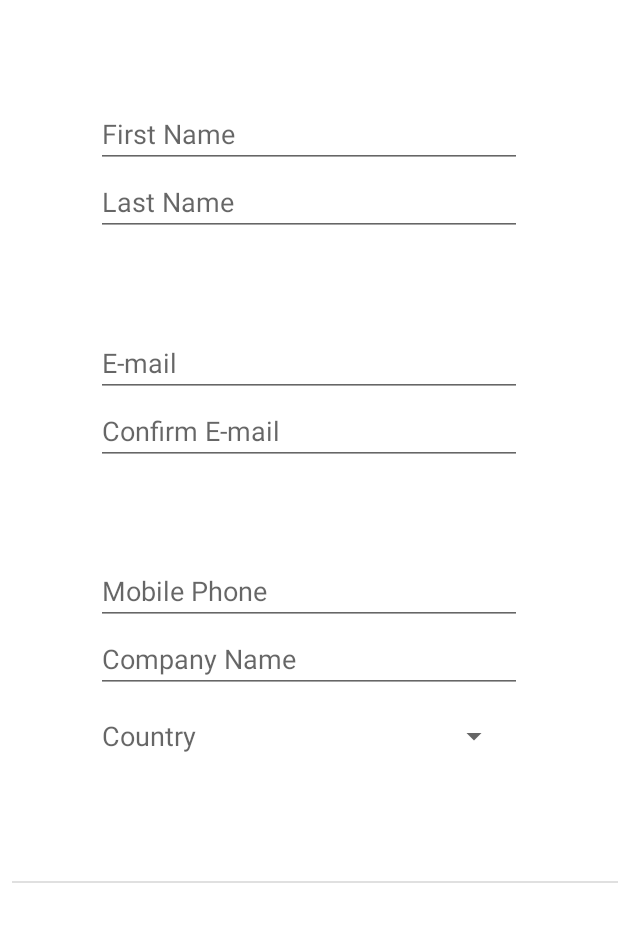
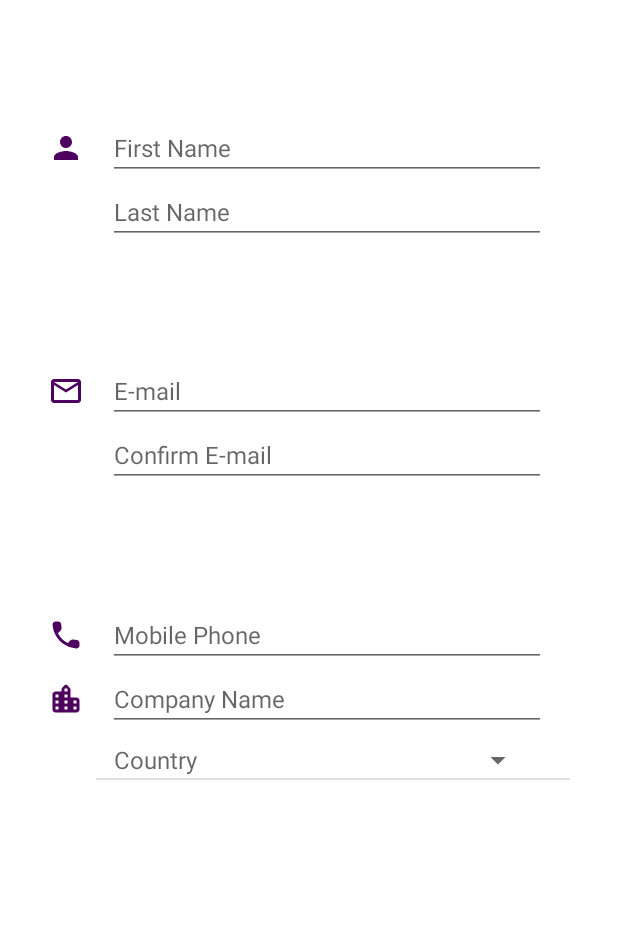
Before and after one commit to milenaasic/Ssessments, an Android app: the RegistrationFragment1 screen opened through its navigation route, on a phone screen of 412 x 824 dp, the part 108-1050 px from its top. Run offline under Robolectric (Android 15) with nearby library versions, the phone set to English and light mode, and no system bars; our stand-ins replace Room's generated code, data binding.

Commit message:
12.8. login and register gotov

```diff
--- a/app/src/main/java/com/ssessments/registration/RegistrationFragment.kt
+++ /dev/null
@@ -1,32 +0,0 @@
-package com.ssessments.registration
-
-
-import android.os.Bundle
-import androidx.fragment.app.Fragment
-import android.view.LayoutInflater
-import android.view.View
-import android.view.ViewGroup
-
-import com.ssessments.R
-
-// TODO: Rename parameter arguments, choose names that match
-// the fragment initialization parameters, e.g. ARG_ITEM_NUMBER
-private const val ARG_PARAM1 = "param1"
-private const val ARG_PARAM2 = "param2"
-
-/**
- * A simple [Fragment] subclass.
- *
- */
-class RegistrationFragment : Fragment() {
-
-    override fun onCreateView(
-        inflater: LayoutInflater, container: ViewGroup?,
-        savedInstanceState: Bundle?
-    ): View? {
-        // Inflate the layout for this fragment
-        return inflater.inflate(R.layout.fragment_registration, container, false)
-    }
-
-
-}
--- /dev/null
+++ b/app/src/main/res/drawable/ic_baseline_person_24px.xml
@@ -0,0 +1,9 @@
+<vector xmlns:android="http://schemas.android.com/apk/res/android"
+    android:width="24dp"
+    android:height="24dp"
+    android:viewportWidth="24"
+    android:viewportHeight="24">
+  <path
+      android:fillColor="#FF000000"
+      android:pathData="M12,12c2.21,0 4,-1.79 4,-4s-1.79,-4 -4,-4 -4,1.79 -4,4 1.79,4 4,4zM12,14c-2.67,0 -8,1.34 -8,4v2h16v-2c0,-2.66 -5.33,-4 -8,-4z"/>
+</vector>
--- /dev/null
+++ b/app/src/main/res/drawable/ic_outline_email_24px.xml
@@ -0,0 +1,9 @@
+<vector xmlns:android="http://schemas.android.com/apk/res/android"
+    android:width="24dp"
+    android:height="24dp"
+    android:viewportWidth="24"
+    android:viewportHeight="24">
+  <path
+      android:fillColor="#FF000000"
+      android:pathData="M22,6c0,-1.1 -0.9,-2 -2,-2L4,4c-1.1,0 -2,0.9 -2,2v12c0,1.1 0.9,2 2,2h16c1.1,0 2,-0.9 2,-2L22,6zM20,6l-8,5 -8,-5h16zM20,18L4,18L4,8l8,5 8,-5v10z"/>
+</vector>
--- /dev/null
+++ b/app/src/main/res/drawable/ic_outline_lock_24px.xml
@@ -0,0 +1,9 @@
+<vector xmlns:android="http://schemas.android.com/apk/res/android"
+    android:width="24dp"
+    android:height="24dp"
+    android:viewportWidth="24"
+    android:viewportHeight="24">
+  <path
+      android:fillColor="#FF000000"
+      android:pathData="M18,8h-1L17,6c0,-2.76 -2.24,-5 -5,-5S7,3.24 7,6v2L6,8c-1.1,0 -2,0.9 -2,2v10c0,1.1 0.9,2 2,2h12c1.1,0 2,-0.9 2,-2L20,10c0,-1.1 -0.9,-2 -2,-2zM9,6c0,-1.66 1.34,-3 3,-3s3,1.34 3,3v2L9,8L9,6zM18,20L6,20L6,10h12v10zM12,17c1.1,0 2,-0.9 2,-2s-0.9,-2 -2,-2 -2,0.9 -2,2 0.9,2 2,2z"/>
+</vector>
--- /dev/null
+++ b/app/src/main/res/drawable/ic_round_location_city_24px.xml
@@ -0,0 +1,9 @@
+<vector xmlns:android="http://schemas.android.com/apk/res/android"
+    android:width="24dp"
+    android:height="24dp"
+    android:viewportWidth="24"
+    android:viewportHeight="24">
+  <path
+      android:fillColor="#FF000000"
+      android:pathData="M15,11L15,5.83c0,-0.53 -0.21,-1.04 -0.59,-1.41L12.7,2.71c-0.39,-0.39 -1.02,-0.39 -1.41,0l-1.7,1.7C9.21,4.79 9,5.3 9,5.83L9,7L5,7c-1.1,0 -2,0.9 -2,2v10c0,1.1 0.9,2 2,2h14c1.1,0 2,-0.9 2,-2v-6c0,-1.1 -0.9,-2 -2,-2h-4zM7,19L5,19v-2h2v2zM7,15L5,15v-2h2v2zM7,11L5,11L5,9h2v2zM13,19h-2v-2h2v2zM13,15h-2v-2h2v2zM13,11h-2L11,9h2v2zM13,7h-2L11,5h2v2zM19,19h-2v-2h2v2zM19,15h-2v-2h2v2z"/>
+</vector>
--- /dev/null
+++ b/app/src/main/res/drawable/ic_round_phone_24px.xml
@@ -0,0 +1,9 @@
+<vector xmlns:android="http://schemas.android.com/apk/res/android"
+    android:width="24dp"
+    android:height="24dp"
+    android:viewportWidth="24"
+    android:viewportHeight="24">
+  <path
+      android:fillColor="#FF000000"
+      android:pathData="M19.23,15.26l-2.54,-0.29c-0.61,-0.07 -1.21,0.14 -1.64,0.57l-1.84,1.84c-2.83,-1.44 -5.15,-3.75 -6.59,-6.59l1.85,-1.85c0.43,-0.43 0.64,-1.03 0.57,-1.64l-0.29,-2.52c-0.12,-1.01 -0.97,-1.77 -1.99,-1.77H5.03c-1.13,0 -2.07,0.94 -2,2.07 0.53,8.54 7.36,15.36 15.89,15.89 1.13,0.07 2.07,-0.87 2.07,-2v-1.73c0.01,-1.01 -0.75,-1.86 -1.76,-1.98z"/>
+</vector>
--- a/app/src/main/res/layout/fragment_registration1.xml
+++ b/app/src/main/res/layout/fragment_registration1.xml
@@ -14,18 +14,77 @@
             android:layout_height="?attr/actionBarSize"
             android:id="@+id/logoRegistration"
             app:layout_constraintTop_toTopOf="parent" app:layout_constraintEnd_toEndOf="parent"
-            app:layout_constraintStart_toStartOf="parent" app:layout_constraintHorizontal_bias="1.0"
-            android:layout_marginTop="16dp"/>
+            android:layout_marginTop="16dp" app:layout_constraintStart_toStartOf="parent"
+            android:layout_marginStart="8dp" android:layout_marginEnd="8dp"/>
+
+    <androidx.constraintlayout.widget.ConstraintLayout
+            android:id="@+id/layoutforname"
+            android:layout_width="match_parent"
+            android:layout_height="wrap_content"
+            android:layout_marginTop="24dp"
+            app:layout_constraintTop_toBottomOf="@+id/logoRegistration" app:layout_constraintEnd_toEndOf="parent"
+            app:layout_constraintStart_toStartOf="parent" android:layout_marginEnd="32dp"
+            android:layout_marginStart="32dp" app:layout_constraintHorizontal_bias="0.5"
+            app:layout_constraintBottom_toTopOf="@+id/layoutemail">
+
+        <EditText
+                android:layout_width="0dp"
+                android:layout_height="wrap_content"
+                android:inputType="textPersonName"
+                android:ems="10"
+                android:id="@+id/firstNameeditText"
+                android:hint="First Name"
+                app:layout_constraintTop_toTopOf="parent" android:layout_marginEnd="16dp"
+                app:layout_constraintEnd_toEndOf="parent"
+                app:layout_constraintStart_toEndOf="@+id/personimage" android:layout_marginStart="16dp"
+                android:textSize="16sp"/>
+
+
+        <EditText
+                android:layout_width="0dp"
+                android:layout_height="wrap_content"
+                android:inputType="textPersonName"
+                android:ems="10"
+                android:id="@+id/lastNameeditText"
+                android:hint="Last Name"
+                app:layout_constraintTop_toBottomOf="@+id/firstNameeditText" android:layout_marginEnd="16dp"
+                app:layout_constraintEnd_toEndOf="parent"
+                app:layout_constraintStart_toStartOf="@+id/firstNameeditText" android:textSize="16sp"/>
+        <ImageView
+                android:layout_width="wrap_content"
+                android:layout_height="wrap_content" app:srcCompat="@drawable/ic_baseline_person_24px"
+                android:id="@+id/personimage"
+                app:layout_constraintStart_toStartOf="parent"
+                android:tint="@color/colorPrimaryDark"
+                app:layout_constraintTop_toTopOf="@+id/firstNameeditText"
+                app:layout_constraintBottom_toTopOf="@+id/lastNameeditText"/>
+
+
+    </androidx.constraintlayout.widget.ConstraintLayout>
+
+
+    <androidx.constraintlayout.widget.ConstraintLayout
+            android:id="@+id/layoutemail"
+            android:layout_width="match_parent"
+            android:layout_height="wrap_content"
+            android:layout_marginStart="32dp"
+            android:layout_marginTop="24dp"
+            app:layout_constraintTop_toBottomOf="@+id/layoutforname"
+            app:layout_constraintEnd_toEndOf="parent"
+            android:layout_marginEnd="32dp" app:layout_constraintStart_toStartOf="parent"
+            app:layout_constraintHorizontal_bias="0.5" app:layout_constraintBottom_toTopOf="@+id/layoutphonecompany">
+
         <EditText
                 android:layout_width="0dp"
                 android:layout_height="wrap_content"
                 android:inputType="textEmailAddress"
                 android:ems="10"
                 android:id="@+id/emaileditText" android:hint="E-mail"
-            android:layout_marginTop="64dp" app:layout_constraintTop_toBottomOf="@+id/firstNameeditText"
-            app:layout_constraintEnd_toEndOf="@+id/lastNameeditText"
-            app:layout_constraintStart_toStartOf="@+id/lastNameeditText" app:layout_constraintHorizontal_bias="0.0"
-            app:layout_constraintBottom_toTopOf="@+id/mobilePhoneeditText"/>
+                app:layout_constraintEnd_toEndOf="parent"
+                app:layout_constraintTop_toTopOf="parent" android:layout_marginStart="16dp"
+                android:layout_marginEnd="16dp" android:textSize="16sp"
+                app:layout_constraintStart_toEndOf="@+id/emailimage"/>
+
         <EditText
                 android:layout_width="0dp"
                 android:layout_height="wrap_content"
@@ -33,9 +92,32 @@
                 android:ems="10"
                 android:id="@+id/confirmemaileditText"
                 android:hint="Confirm E-mail"
-            app:layout_constraintEnd_toEndOf="@+id/emaileditText"
-            app:layout_constraintStart_toStartOf="@+id/emaileditText" app:layout_constraintHorizontal_bias="0.5"
-            app:layout_constraintTop_toBottomOf="@+id/emaileditText"/>
+                app:layout_constraintTop_toBottomOf="@+id/emaileditText"
+                app:layout_constraintEnd_toEndOf="parent"
+                android:layout_marginEnd="16dp" android:textSize="16sp"
+                app:layout_constraintStart_toStartOf="@+id/emaileditText"/>
+        <ImageView
+                android:layout_width="wrap_content"
+                android:layout_height="wrap_content" app:srcCompat="@drawable/ic_outline_email_24px"
+                android:id="@+id/emailimage"
+                app:layout_constraintTop_toTopOf="@+id/emaileditText"
+                app:layout_constraintBottom_toTopOf="@+id/confirmemaileditText"
+                app:layout_constraintStart_toStartOf="parent" android:tint="@color/colorPrimaryDark"/>
+
+    </androidx.constraintlayout.widget.ConstraintLayout>
+
+    <androidx.constraintlayout.widget.ConstraintLayout android:layout_width="match_parent"
+                                                       android:layout_height="wrap_content"
+                                                       android:id="@+id/layoutphonecompany"
+                                                       android:layout_marginTop="24dp"
+                                                       app:layout_constraintTop_toBottomOf="@+id/layoutemail"
+                                                       app:layout_constraintEnd_toEndOf="parent"
+                                                       android:layout_marginEnd="32dp"
+                                                       app:layout_constraintStart_toStartOf="parent"
+                                                       android:layout_marginStart="32dp"
+                                                       app:layout_constraintHorizontal_bias="1.0"
+                                                       app:layout_constraintBottom_toTopOf="@+id/guideline9"
+                                                       android:layout_marginBottom="16dp">
         <EditText
                 android:layout_width="0dp"
                 android:layout_height="wrap_content"
@@ -43,34 +125,12 @@
                 android:ems="10"
                 android:id="@+id/mobilePhoneeditText"
                 android:hint="Mobile Phone"
-            android:layout_marginTop="64dp"
-            app:layout_constraintTop_toBottomOf="@+id/emaileditText"
-            app:layout_constraintEnd_toEndOf="@+id/confirmemaileditText"
-            app:layout_constraintStart_toStartOf="@+id/confirmemaileditText" app:layout_constraintHorizontal_bias="0.5"
-            android:layout_marginBottom="128dp" app:layout_constraintBottom_toTopOf="@+id/razdelnik"/>
-    <EditText
-            android:layout_width="0dp"
-            android:layout_height="wrap_content"
-            android:inputType="textPersonName"
-            android:ems="10"
-            android:id="@+id/firstNameeditText"
-            android:hint="First Name"
-            android:layout_marginTop="24dp"
-            app:layout_constraintTop_toBottomOf="@+id/logoRegistration"
-            android:layout_marginStart="64dp" app:layout_constraintStart_toStartOf="parent"
-            android:layout_marginEnd="64dp" app:layout_constraintEnd_toEndOf="parent"
-            app:layout_constraintHorizontal_bias="0.0" app:layout_constraintBottom_toTopOf="@+id/emaileditText"
-    />
-    <EditText
-            android:layout_width="0dp"
-            android:layout_height="wrap_content"
-            android:inputType="textPersonName"
-            android:ems="10"
-            android:id="@+id/lastNameeditText"
-            android:hint="Last Name"
-            app:layout_constraintEnd_toEndOf="@+id/firstNameeditText"
-            app:layout_constraintStart_toStartOf="@+id/firstNameeditText" app:layout_constraintHorizontal_bias="0.5"
-            app:layout_constraintTop_toBottomOf="@+id/firstNameeditText"/>
+                app:layout_constraintTop_toTopOf="parent" android:layout_marginEnd="16dp"
+                app:layout_constraintEnd_toEndOf="parent" android:layout_marginStart="16dp"
+                android:textSize="16sp" app:layout_constraintStart_toEndOf="@+id/imageView8"
+                app:layout_constraintHorizontal_bias="0.0"/>
+
+
         <EditText
                 android:layout_width="0dp"
                 android:layout_height="wrap_content"
@@ -78,26 +138,43 @@
                 android:ems="10"
                 android:id="@+id/compoanyNameeditText"
                 android:hint="Company Name"
-            app:layout_constraintEnd_toEndOf="@+id/mobilePhoneeditText"
-            app:layout_constraintStart_toStartOf="@+id/mobilePhoneeditText" app:layout_constraintHorizontal_bias="1.0"
-            app:layout_constraintTop_toBottomOf="@+id/mobilePhoneeditText"/>
+                app:layout_constraintTop_toBottomOf="@+id/mobilePhoneeditText" android:layout_marginEnd="16dp"
+                app:layout_constraintEnd_toEndOf="parent"
+                android:textSize="16sp"
+                app:layout_constraintStart_toStartOf="@+id/mobilePhoneeditText"/>
         <Spinner
                 android:layout_width="0dp"
                 android:layout_height="wrap_content" android:id="@+id/countryspinner"
-            app:layout_constraintStart_toEndOf="@+id/countryTitletextView" android:layout_marginStart="16dp"
-            app:layout_constraintEnd_toEndOf="@+id/compoanyNameeditText" android:layout_marginEnd="8dp"
+                app:layout_constraintStart_toEndOf="@+id/countryTitletextView"
+                android:layout_marginStart="24dp"
                 app:layout_constraintTop_toTopOf="@+id/countryTitletextView"
                 app:layout_constraintBottom_toBottomOf="@+id/countryTitletextView"
-            app:layout_constraintHorizontal_bias="0.0" app:layout_constraintVertical_bias="1.0"/>
+                app:layout_constraintEnd_toEndOf="@+id/compoanyNameeditText" android:layout_marginEnd="8dp"/>
         <TextView
                 android:text="Country"
                 android:layout_width="wrap_content"
                 android:layout_height="wrap_content"
                 android:id="@+id/countryTitletextView"
                 android:textAppearance="@style/TextAppearance.AppCompat.Medium" android:paddingStart="4dp"
-            android:layout_marginTop="16dp" app:layout_constraintTop_toBottomOf="@+id/compoanyNameeditText"
-            app:layout_constraintStart_toStartOf="@+id/compoanyNameeditText"
-    />
+                android:layout_marginTop="8dp"
+                app:layout_constraintTop_toBottomOf="@+id/compoanyNameeditText" android:textSize="16sp"
+                app:layout_constraintStart_toStartOf="@+id/compoanyNameeditText"/>
+        <ImageView
+                android:layout_width="wrap_content"
+                android:layout_height="wrap_content" app:srcCompat="@drawable/ic_round_phone_24px"
+                android:id="@+id/imageView8" app:layout_constraintStart_toStartOf="parent"
+                app:layout_constraintBottom_toBottomOf="@+id/mobilePhoneeditText"
+                android:tint="@color/colorPrimaryDark"
+                app:layout_constraintTop_toTopOf="@+id/mobilePhoneeditText"/>
+        <ImageView
+                android:layout_width="wrap_content"
+                android:layout_height="wrap_content" app:srcCompat="@drawable/ic_round_location_city_24px"
+                android:id="@+id/locationimage"
+                app:layout_constraintStart_toStartOf="parent"
+                app:layout_constraintBottom_toBottomOf="@+id/compoanyNameeditText"
+                app:layout_constraintTop_toTopOf="@+id/compoanyNameeditText" android:tint="@color/colorPrimaryDark"/>
+
+    </androidx.constraintlayout.widget.ConstraintLayout>
     <androidx.constraintlayout.widget.Guideline android:layout_width="wrap_content" android:layout_height="wrap_content"
                                                 android:id="@+id/guideline9"
                                                 android:orientation="horizontal"
@@ -106,19 +183,19 @@
             android:src="@color/lightGrey"
             android:layout_width="0dp"
             android:layout_height="1dp" android:id="@+id/razdelnik" app:layout_constraintEnd_toEndOf="parent"
-            app:layout_constraintStart_toStartOf="parent" android:layout_marginStart="8dp"
+            app:layout_constraintStart_toStartOf="parent" android:layout_marginStart="64dp"
             app:layout_constraintHorizontal_bias="0.0"
-            app:layout_constraintTop_toTopOf="@+id/guideline9"/>
+            app:layout_constraintTop_toBottomOf="@+id/layoutphonecompany" android:layout_marginEnd="32dp"/>
     <Button
             android:text="NEXT"
             android:layout_width="120dp"
             android:layout_height="wrap_content" android:id="@+id/nextbutton"
-            app:layout_constraintEnd_toEndOf="parent" android:layout_marginEnd="32dp"
-            app:layout_constraintTop_toBottomOf="@+id/razdelnik"
+            app:layout_constraintEnd_toEndOf="parent" android:layout_marginEnd="48dp"
             app:layout_constraintBottom_toBottomOf="parent"
             android:background="@drawable/oval_shape_purple_stroke"
             android:backgroundTint="@color/colorAccent"
-            app:layout_constraintVertical_bias="0.409"/>
+            android:layout_marginTop="8dp" app:layout_constraintTop_toTopOf="@+id/guideline9"
+            android:layout_marginBottom="8dp" android:textAppearance="@android:style/TextAppearance.Material.Button"/>
 
 </androidx.constraintlayout.widget.ConstraintLayout>
 
--- a/app/src/main/res/layout/fragment_registration2.xml
+++ b/app/src/main/res/layout/fragment_registration2.xml
@@ -22,20 +22,22 @@
             android:ems="10"
             android:id="@+id/chooseUsernameeditText"
             android:layout_marginTop="80dp"
-            app:layout_constraintTop_toBottomOf="@+id/logoRegistration" android:layout_marginStart="64dp"
-            app:layout_constraintStart_toStartOf="parent" android:hint="Username"
-            android:layout_marginEnd="64dp"
-            app:layout_constraintEnd_toEndOf="parent" app:layout_constraintHorizontal_bias="0.5"/>
+            app:layout_constraintTop_toBottomOf="@+id/logoRegistration"
+            android:hint="Choose Username"
+            android:layout_marginEnd="48dp"
+            app:layout_constraintEnd_toEndOf="parent"
+            android:textSize="16sp" app:layout_constraintStart_toEndOf="@+id/usernameiamgeview"
+            android:layout_marginStart="16dp"/>
     <EditText
             android:layout_width="0dp"
             android:layout_height="wrap_content"
             android:inputType="textPassword"
             android:ems="10"
-            android:id="@+id/passwordeditText" android:hint="Password" android:singleLine="true"
+            android:id="@+id/passwordeditText" android:hint="Choose Password" android:singleLine="true"
             android:layout_marginTop="24dp"
             app:layout_constraintTop_toBottomOf="@+id/chooseUsernameeditText"
             app:layout_constraintStart_toStartOf="@+id/chooseUsernameeditText"
-            app:layout_constraintEnd_toEndOf="@+id/chooseUsernameeditText"/>
+            app:layout_constraintEnd_toEndOf="@+id/chooseUsernameeditText" android:textSize="16sp"/>
     <EditText
             android:layout_width="0dp"
             android:layout_height="wrap_content"
@@ -46,7 +48,7 @@
             app:layout_constraintTop_toBottomOf="@+id/passwordeditText"
             app:layout_constraintEnd_toEndOf="@+id/passwordeditText"
             app:layout_constraintStart_toStartOf="@+id/passwordeditText" app:layout_constraintHorizontal_bias="0.5"
-    />
+            android:textSize="16sp"/>
 
     <ImageView
             android:src="@color/lightGrey"
@@ -62,8 +64,6 @@
             android:layout_height="wrap_content" android:id="@+id/nextbutton"
             app:layout_constraintEnd_toEndOf="parent" android:layout_marginEnd="32dp"
             android:layout_marginBottom="8dp" app:layout_constraintBottom_toBottomOf="parent"
-            android:background="@color/logoPurpleMatchingSecondary"
-            android:backgroundTint="@color/logoPurpleMatchingSecondary"
             android:layout_marginTop="8dp" app:layout_constraintTop_toTopOf="@+id/guideline8"/>
     <Button
             android:text="BACK"
@@ -76,6 +76,22 @@
                                                 android:id="@+id/guideline8"
                                                 android:orientation="horizontal"
                                                 app:layout_constraintGuide_percent="0.8"/>
+    <ImageView
+            android:layout_width="wrap_content"
+            android:layout_height="wrap_content" app:srcCompat="@drawable/ic_baseline_person_24px"
+            android:id="@+id/usernameiamgeview"
+            app:layout_constraintStart_toStartOf="parent" android:layout_marginStart="32dp"
+            app:layout_constraintTop_toTopOf="@+id/chooseUsernameeditText"
+            app:layout_constraintBottom_toBottomOf="@+id/chooseUsernameeditText"
+            android:tint="@color/colorPrimaryDark"/>
+    <ImageView
+            android:layout_width="wrap_content"
+            android:layout_height="wrap_content" app:srcCompat="@drawable/ic_outline_lock_24px"
+            android:id="@+id/lockimageView"
+            app:layout_constraintStart_toStartOf="@+id/usernameiamgeview"
+            app:layout_constraintEnd_toEndOf="@+id/usernameiamgeview"
+            app:layout_constraintTop_toTopOf="@+id/passwordeditText"
+            app:layout_constraintBottom_toBottomOf="@+id/passwordeditText" android:tint="@color/colorPrimaryDark"/>
 
 </androidx.constraintlayout.widget.ConstraintLayout>
 
```
Lines whose indentation alone changed are shown as unchanged.
